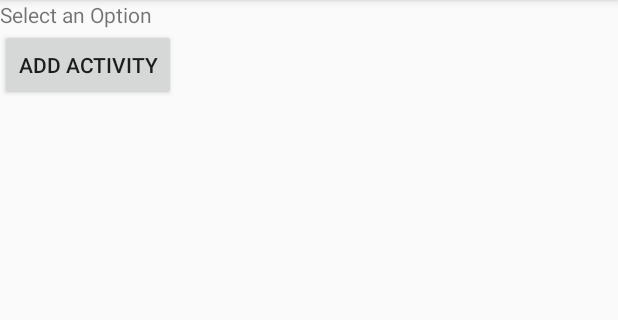
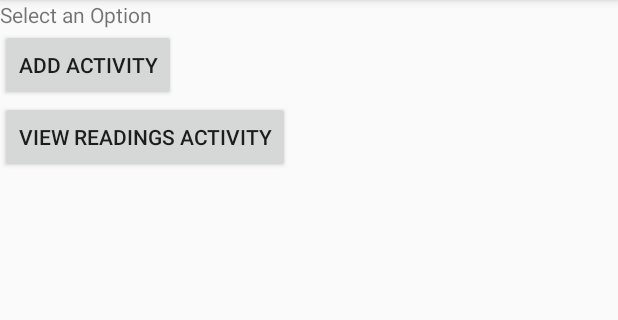
Before and after one commit to NoahMacRitchie/MobileDevelopmentAssigment02, an Android app: the screen it shows after launch (MainActivity), on a phone screen of 412 x 824 dp, the part 84-404 px from its top. Run offline under Robolectric (Android 15) with nearby library versions, the phone set to English and light mode, and no system bars.

Commit message:
retrieving done

```diff
--- a/app/src/main/AndroidManifest.xml
+++ b/app/src/main/AndroidManifest.xml
@@ -10,6 +10,7 @@
         android:supportsRtl="true"
         android:theme="@style/AppTheme">
         <activity android:name=".AddActivity"></activity>
+        <activity android:name=".RetrieveReadings"></activity>
         <activity android:name=".MainActivity">
             <intent-filter>
                 <action android:name="android.intent.action.MAIN" />
--- a/app/src/main/java/com/example/mobiledevelopmentassigment02/MainActivity.java
+++ b/app/src/main/java/com/example/mobiledevelopmentassigment02/MainActivity.java
@@ -18,4 +18,9 @@ public class MainActivity extends AppCompatActivity {
         Intent i = new Intent(this, AddActivity.class);
         startActivity(i);
     }
+
+    public void viewReadings(View v){
+        Intent i = new Intent(this, RetrieveReadings.class);
+        startActivity(i);
+    }
 }
--- a/app/src/main/java/com/example/mobiledevelopmentassigment02/ReadingListAdapter.java
+++ b/app/src/main/java/com/example/mobiledevelopmentassigment02/ReadingListAdapter.java
@@ -43,8 +43,8 @@ public class ReadingListAdapter extends ArrayAdapter<Reading> {
 
         Reading reading = readingList.get(position);
         tvName.setText(reading.getFamilyMember());
-        tvSys.setText(reading.getSystolicNum());
-        tvDis.setText(reading.getDiastolicNum());
+        tvSys.setText(String.valueOf(reading.getSystolicNum()));
+        tvDis.setText(String.valueOf(reading.getDiastolicNum()));
 //        time.setText(reading.getDiastolicNum());
 
         return listViewItem;
--- a/app/src/main/res/layout/activity_main.xml
+++ b/app/src/main/res/layout/activity_main.xml
@@ -23,5 +23,12 @@
         android:text="Add Activity"
         android:onClick="addActivity"/>
 
+    <Button
+        android:id="@+id/button2"
+        android:layout_width="wrap_content"
+        android:layout_height="wrap_content"
+        android:text="View Readings Activity"
+        android:onClick="viewReadings"/>
+
 
 </LinearLayout>
```
Also changed, not shown: app/src/main/java/com/example/mobiledevelopmentassigment02/RetrieveReadings.java (+18 -0 lines).
